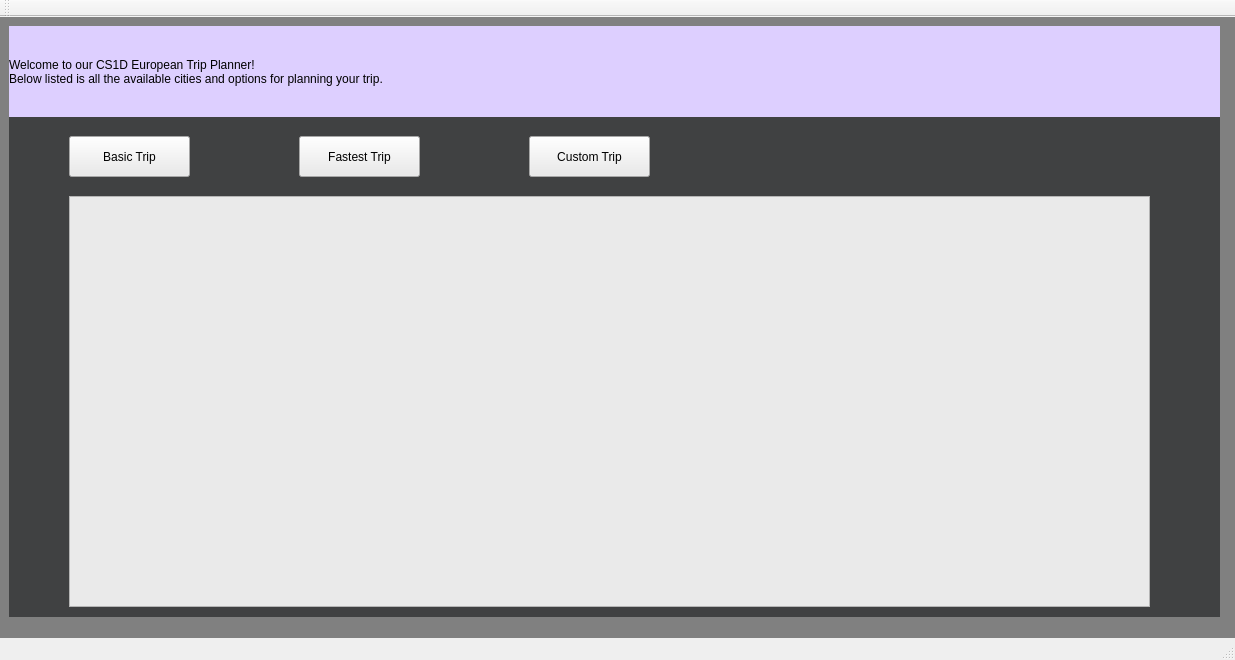
Old version of the form mainwindow.ui in the repository The-afroman/CS1D-vacation-project.
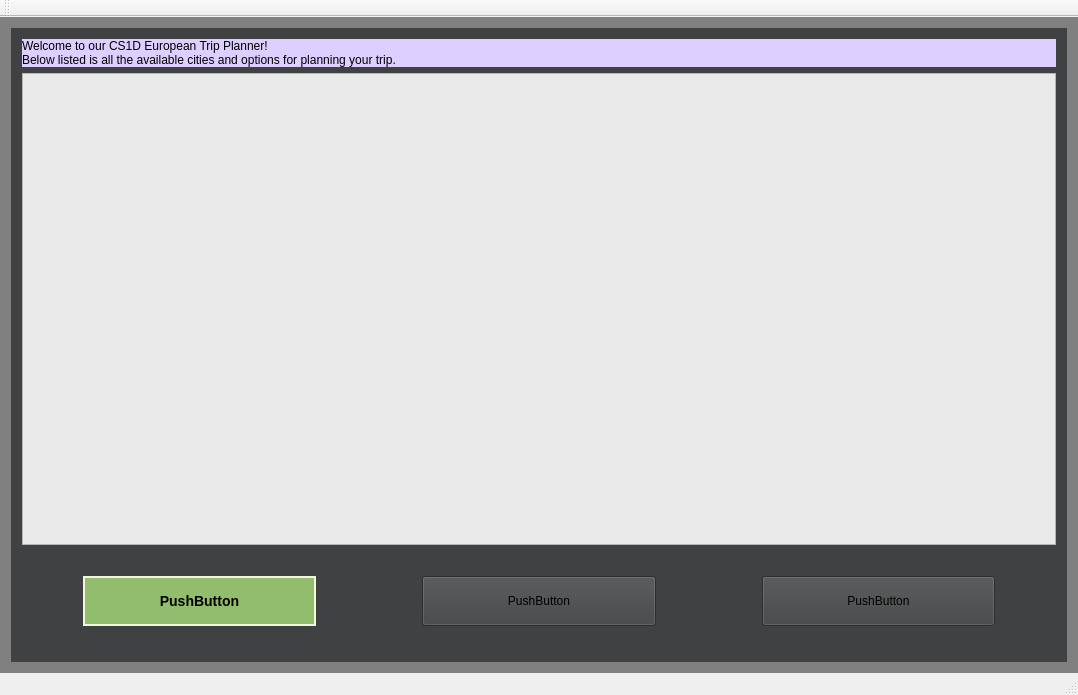
New version of the form.

Commit message: worked on scaling the UI and some fun design aspects

```diff
--- a/mainwindow.ui
+++ b/mainwindow.ui
@@ -6,26 +6,32 @@
    <rect>
     <x>0</x>
     <y>0</y>
-    <width>1235</width>
-    <height>660</height>
+    <width>1078</width>
+    <height>695</height>
    </rect>
   </property>
+  <property name="maximumSize">
+   <size>
+    <width>16777215</width>
+    <height>16777215</height>
+   </size>
+  </property>
   <property name="windowTitle">
    <string>MainWindow</string>
   </property>
   <widget class="QWidget" name="centralWidget">
+   <property name="sizePolicy">
+    <sizepolicy hsizetype="Expanding" vsizetype="Expanding">
+     <horstretch>0</horstretch>
+     <verstretch>0</verstretch>
+    </sizepolicy>
+   </property>
    <property name="styleSheet">
     <string notr="true">background-color: grey</string>
    </property>
+   <layout class="QGridLayout" name="gridLayout">
+    <item row="1" column="0">
    <widget class="QStackedWidget" name="stackedWidget">
-    <property name="geometry">
-     <rect>
-      <x>9</x>
-      <y>9</y>
-      <width>1211</width>
-      <height>591</height>
-     </rect>
-    </property>
     <property name="styleSheet">
      <string notr="true">background-color: rgb(64, 65, 66)</string>
     </property>
@@ -33,15 +39,96 @@
      <number>0</number>
     </property>
     <widget class="QWidget" name="page">
+       <layout class="QGridLayout" name="gridLayout_2">
+        <item row="3" column="0">
+         <widget class="QWidget" name="widget" native="true">
+          <property name="minimumSize">
+           <size>
+            <width>0</width>
+            <height>100</height>
+           </size>
+          </property>
+          <layout class="QHBoxLayout" name="horizontalLayout_2">
+           <item>
+            <widget class="QPushButton" name="pushButton">
+             <property name="minimumSize">
+              <size>
+               <width>0</width>
+               <height>50</height>
+              </size>
+             </property>
+             <property name="mouseTracking">
+              <bool>true</bool>
+             </property>
+             <property name="styleSheet">
+              <string notr="true">margin-left: 50px;
+margin-right: 50px;
+background-color: rgb(146, 189, 108);
+border-style: solid;
+border-width: 2px;
+border-color: beige;
+ font: bold 14px;</string>
+             </property>
+             <property name="text">
+              <string>PushButton</string>
+             </property>
+             <property name="flat">
+              <bool>false</bool>
+             </property>
+            </widget>
+           </item>
+           <item>
+            <widget class="QPushButton" name="pushButton_2">
+             <property name="minimumSize">
+              <size>
+               <width>0</width>
+               <height>50</height>
+              </size>
+             </property>
+             <property name="styleSheet">
+              <string notr="true">margin-left: 50px;
+margin-right: 50px;</string>
+             </property>
+             <property name="text">
+              <string>PushButton</string>
+             </property>
+            </widget>
+           </item>
+           <item>
+            <widget class="QPushButton" name="pushButton_3">
+             <property name="minimumSize">
+              <size>
+               <width>0</width>
+               <height>50</height>
+              </size>
+             </property>
+             <property name="styleSheet">
+              <string notr="true">margin-left: 50px;
+margin-right: 50px;</string>
+             </property>
+             <property name="text">
+              <string>PushButton</string>
+             </property>
+            </widget>
+           </item>
+          </layout>
+         </widget>
+        </item>
+        <item row="2" column="0">
+         <widget class="QListWidget" name="listWidget">
+          <property name="maximumSize">
+           <size>
+            <width>16777215</width>
+            <height>16777215</height>
+           </size>
+          </property>
+          <property name="styleSheet">
+           <string notr="true">background-color :rgb(234, 234, 234)</string>
+          </property>
+         </widget>
+        </item>
+        <item row="1" column="0">
      <widget class="QLabel" name="label_2">
-      <property name="geometry">
-       <rect>
-        <x>0</x>
-        <y>0</y>
-        <width>1211</width>
-        <height>91</height>
-       </rect>
-      </property>
       <property name="styleSheet">
        <string notr="true">font: 75 22pt &quot;Times New Roman&quot;;
 background-color: rgb(221, 207, 255)</string>
@@ -51,67 +138,8 @@
 Below listed is all the available cities and options for planning your trip.</string>
       </property>
      </widget>
-     <widget class="QPushButton" name="pushButton">
-      <property name="geometry">
-       <rect>
-        <x>60</x>
-        <y>110</y>
-        <width>121</width>
-        <height>41</height>
-       </rect>
-      </property>
-      <property name="styleSheet">
-       <string notr="true">background-color :rgb(234, 234, 234)</string>
-      </property>
-      <property name="text">
-       <string>Basic Trip</string>
-      </property>
-     </widget>
-     <widget class="QPushButton" name="pushButton_2">
-      <property name="geometry">
-       <rect>
-        <x>290</x>
-        <y>110</y>
-        <width>121</width>
-        <height>41</height>
-       </rect>
-      </property>
-      <property name="styleSheet">
-       <string notr="true">background-color :rgb(234, 234, 234)</string>
-      </property>
-      <property name="text">
-       <string>Fastest Trip</string>
-      </property>
-     </widget>
-     <widget class="QPushButton" name="pushButton_3">
-      <property name="geometry">
-       <rect>
-        <x>520</x>
-        <y>110</y>
-        <width>121</width>
-        <height>41</height>
-       </rect>
-      </property>
-      <property name="styleSheet">
-       <string notr="true">background-color :rgb(234, 234, 234)</string>
-      </property>
-      <property name="text">
-       <string>Custom Trip</string>
-      </property>
-     </widget>
-     <widget class="QListWidget" name="listWidget">
-      <property name="geometry">
-       <rect>
-        <x>60</x>
-        <y>170</y>
-        <width>1081</width>
-        <height>411</height>
-       </rect>
-      </property>
-      <property name="styleSheet">
-       <string notr="true">background-color :rgb(234, 234, 234)</string>
-      </property>
-     </widget>
+        </item>
+       </layout>
     </widget>
     <widget class="QWidget" name="page_2">
      <widget class="QLabel" name="label">
@@ -130,6 +158,8 @@
     </widget>
     <widget class="QWidget" name="page_3"/>
    </widget>
+    </item>
+   </layout>
   </widget>
   <widget class="QMenuBar" name="menuBar">
    <property name="geometry">
```
Left out of the diff: 2 changed lines with no effect on the pictures. Lines whose indentation alone changed are shown as unchanged. The commit also changes 3 other files.
